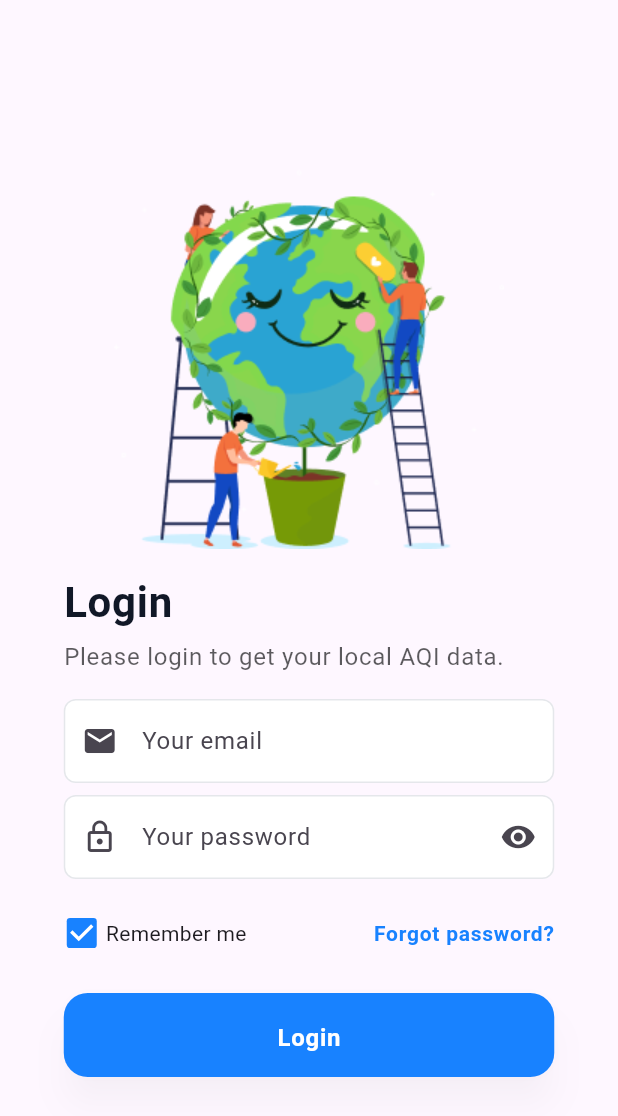
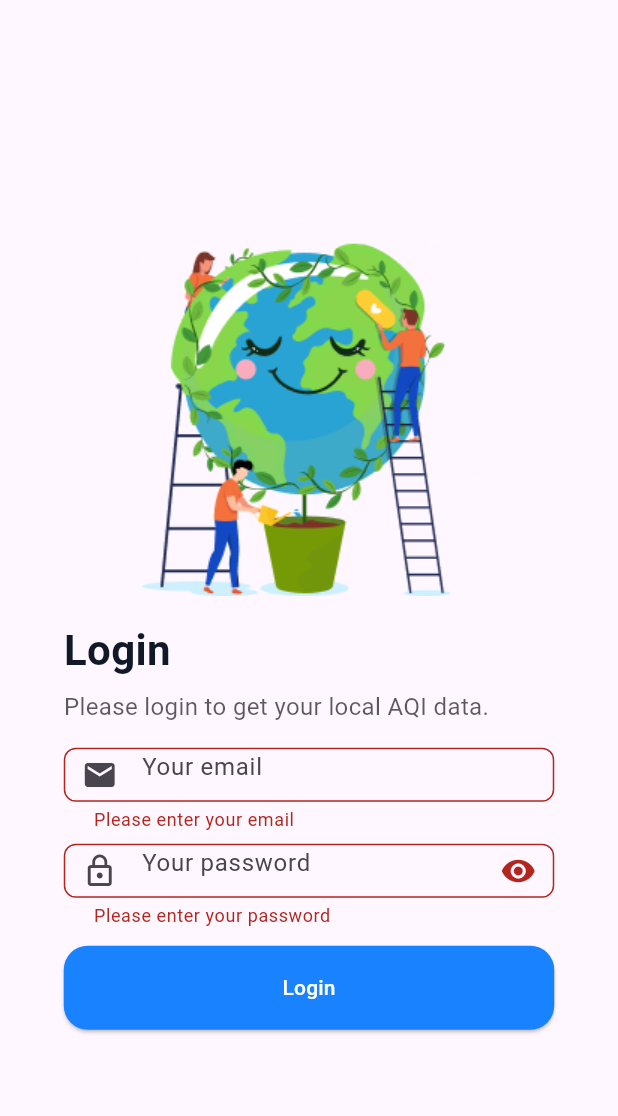
Before and after one commit to hviiet/flutter-training, a Flutter app: the OnboardingPage screen opened directly, after a tap on "Get Started", after a tap on "Login", on a phone screen of 412 x 824 dp. Shown: the top 1116 px of the screen. Run offline on Flutter 3.47's test engine with Material 3 defaults, Android fonts, the phone set to English and light mode, and no system bars; our stand-ins replace shared_preferences; accounts and stored records are empty; Roboto replaces fonts that are missing (ABeeZee, SF Pro Display).

Commit message:
feat: api environment and fetch api into login page

```diff
--- a/lib/components/current_state.dart
+++ b/lib/components/current_state.dart
@@ -174,6 +174,7 @@ class CurrentState extends StatelessWidget {
   }
 }
 
+//tách ra file mới
 class ForecastDay {
   final String day;
   final int aqi;
--- a/lib/main.dart
+++ b/lib/main.dart
@@ -1,6 +1,6 @@
 import 'package:flutter/material.dart';
+import 'package:flutter_training/views/onboarding_page.dart';
 import 'package:provider/provider.dart';
-import 'package:flutter_training/views/main_screen.dart';
 import 'package:flutter_training/provider/tab_provider.dart';
 import 'package:flutter_training/provider/blur_provider.dart';
 
@@ -20,7 +20,7 @@ class MyApp extends StatelessWidget {
       ],
       child: MaterialApp(
         debugShowCheckedModeBanner: false,
-        home: const MainScreen(),
+        home: const OnboardingPage(),
       ),
     );
   }
--- /dev/null
+++ b/lib/services/auth.dart
@@ -0,0 +1,86 @@
+import 'dart:convert';
+import 'package:http/http.dart' as http;
+import 'package:shared_preferences/shared_preferences.dart';
+
+class Auth {
+
+  String? validateEmail(String email) {
+    if (email.trim().isEmpty) {
+      return "Please enter your email";
+    }
+    final regex = RegExp(r'^[^@]+@[^@]+\.[^@]+');
+    if (!regex.hasMatch(email.trim())) {
+      return "Please enter a valid email";
+    }
+    return null;
+  }
+
+  String? validatePassword(String password) {
+    if (password.trim().isEmpty) {
+      return "Please enter your password";
+    }
+    if (password.length < 6) {
+      return "Password must be at least 6 characters";
+    }
+    return null;
+  }
+
+  Future<bool> login(String email, String password) async {
+    try {
+      final url = Uri.parse("https://api.escuelajs.co/api/v1/auth/login");
+      final res = await http.post(
+        url,
+        headers: {"Content-Type": "application/json"},
+        body: jsonEncode({"email": email, "password": password}),
+      );
+
+      if (res.statusCode == 200 || res.statusCode == 201) {
+        final data = jsonDecode(res.body);
+        final access = data["access_token"];
+        final refresh = data["refresh_token"];
+
+        if (access == null || refresh == null) return false;
+
+        final prefs = await SharedPreferences.getInstance();
+        await prefs.setString("access_token", access);
+        await prefs.setString("refresh_token", refresh);
+
+        return true;
+      }
+      return false;
+    } catch (e) {
+      // Handle any network or parsing errors
+      return false;
+    }
+  }
+
+  Future<bool> logout() async {
+    try {
+      final prefs = await SharedPreferences.getInstance();
+      await prefs.remove("access_token");
+      await prefs.remove("refresh_token");
+      return true;
+    } catch (_) {
+      return false;
+    }
+  }
+
+  Future<bool> isLoggedIn() async {
+    try {
+      final prefs = await SharedPreferences.getInstance();
+      final accessToken = prefs.getString("access_token");
+      return accessToken != null && accessToken.isNotEmpty;
+    } catch (_) {
+      return false;
+    }
+  }
+
+  Future<String?> getAccessToken() async {
+    try {
+      final prefs = await SharedPreferences.getInstance();
+      return prefs.getString("access_token");
+    } catch (_) {
+      return null;
+    }
+  }
+}
--- a/lib/views/homepage.dart
+++ b/lib/views/homepage.dart
@@ -1,7 +1,9 @@
 import 'package:flutter/material.dart';
 import 'package:flutter_training/components/current_state.dart';
-import 'package:flutter_training/components/location.dart';
+import 'package:flutter_training/components/location_slider.dart';
 import 'package:flutter_training/components/place_add.dart';
+import 'package:flutter_training/models/place_info.dart';
+import 'package:flutter_training/models/location.dart';
 
 class HomeScreen extends StatelessWidget {
   const HomeScreen({super.key});
--- a/lib/views/login_page.dart
+++ b/lib/views/login_page.dart
@@ -1,4 +1,5 @@
 import 'package:flutter/material.dart';
+import '../services/auth.dart';
 
 class Login extends StatefulWidget {
   const Login({super.key});
@@ -8,12 +9,77 @@ class Login extends StatefulWidget {
 }
 
 class _LoginState extends State<Login> {
+  final TextEditingController _emailController = TextEditingController();
+  final TextEditingController _passController = TextEditingController();
+  final Auth _auth = Auth();
+  bool _loading = false;
+  String? _error;
+  String? _emailError;
+  String? _passwordError;
+
   String image = 'assets/images/login/login.png';
 
   OutlineInputBorder _outline(Color color) => OutlineInputBorder(
-    borderRadius: BorderRadius.circular(8),
-    borderSide: BorderSide(color: color, width: 1),
-  );
+        borderRadius: BorderRadius.circular(8),
+        borderSide: BorderSide(color: color, width: 1),
+      );
+
+  Future<void> _login() async {
+    // Reset errors
+    setState(() {
+      _emailError = null;
+      _passwordError = null;
+      _error = null;
+    });
+
+    // Validate inputs
+    final emailError = _auth.validateEmail(_emailController.text);
+    final passwordError = _auth.validatePassword(_passController.text);
+
+    if (emailError != null || passwordError != null) {
+      setState(() {
+        _emailError = emailError;
+        _passwordError = passwordError;
+      });
+      return;
+    }
+
+    setState(() {
+      _loading = true;
+    });
+
+    try {
+      final success = await _auth.login(
+        _emailController.text.trim(),
+        _passController.text.trim(),
+      );
+
+      if (!mounted) return;
+
+      if (success) {
+        ScaffoldMessenger.of(context).showSnackBar(
+          const SnackBar(
+            content: Text("Login thành công!"),
+            backgroundColor: Colors.green,
+          ),
+        );
+        // TODO: Navigate to main screen
+        // Navigator.pushReplacementNamed(context, '/main');
+      } else {
+        setState(() {
+          _error = "Sai email hoặc mật khẩu";
+        });
+      }
+    } catch (e) {
+      setState(() {
+        _error = "Lỗi kết nối: $e";
+      });
+    } finally {
+      setState(() {
+        _loading = false;
+      });
+    }
+  }
 
   @override
   Widget build(BuildContext context) {
@@ -28,49 +94,42 @@ class _LoginState extends State<Login> {
             child: Column(
               crossAxisAlignment: CrossAxisAlignment.center,
               children: [
+                // Hình login
                 SizedBox(
                   height: 260,
                   width: 260,
                   child: Image.asset(image, fit: BoxFit.contain),
                 ),
-
                 const SizedBox(height: 16),
 
+                // Tiêu đề
                 SizedBox(
                   width: 327,
                   child: Column(
                     crossAxisAlignment: CrossAxisAlignment.start,
-                    children: [
+                    children: const [
                       Text(
                         'Login',
                         style: TextStyle(
-                          fontFamily: 'SF Pro Display',
                           fontWeight: FontWeight.w700,
                           fontSize: 28,
-                          height: 38 / 28,
-                          letterSpacing: 0.5,
                           color: Color(0xFF111827),
                         ),
                       ),
-                      const SizedBox(height: 6),
+                      SizedBox(height: 6),
                       Text(
                         'Please login to get your local AQI data.',
                         style: TextStyle(
-                          fontFamily: 'ABeeZee',
-                          fontWeight: FontWeight.w400,
                           fontSize: 16,
-                          height: 1.5,
-                          letterSpacing: 0.5,
                           color: Color(0xB81C1C1E),
                         ),
                       ),
                     ],
                   ),
                 ),
-
                 const SizedBox(height: 16),
 
-                // INPUTS
+                // Input
                 SizedBox(
                   width: 327,
                   child: Column(
@@ -78,15 +137,19 @@ class _LoginState extends State<Login> {
                       SizedBox(
                         height: 56,
                         child: TextField(
+                          controller: _emailController,
+                          keyboardType: TextInputType.emailAddress,
+                          textInputAction: TextInputAction.next,
+                          enabled: !_loading,
                           decoration: InputDecoration(
                             hintText: 'Your email',
-                            filled: true,
-                            fillColor: Colors.white,
                             prefixIcon: const Icon(Icons.email),
-                            contentPadding: const EdgeInsets.all(16),
-                            border: _outline(borderGrey),
-                            enabledBorder: _outline(borderGrey),
-                            focusedBorder: _outline(brandBlue),
+                            border: _outline(_emailError != null ? Colors.red : borderGrey),
+                            enabledBorder: _outline(_emailError != null ? Colors.red : borderGrey),
+                            focusedBorder: _outline(_emailError != null ? Colors.red : brandBlue),
+                            contentPadding: const EdgeInsets.symmetric(horizontal: 16, vertical: 16),
+                            errorText: _emailError,
+                            errorMaxLines: 2,
                           ),
                         ),
                       ),
@@ -94,77 +157,31 @@ class _LoginState extends State<Login> {
                       SizedBox(
                         height: 56,
                         child: TextField(
+                          controller: _passController,
                           obscureText: true,
+                          keyboardType: TextInputType.visiblePassword,
+                          textInputAction: TextInputAction.done,
+                          enabled: !_loading,
+                          onSubmitted: (_) => _login(),
                           decoration: InputDecoration(
                             hintText: 'Your password',
-                            filled: true,
-                            fillColor: Colors.white,
                             prefixIcon: const Icon(Icons.lock_outline),
                             suffixIcon: const Icon(Icons.visibility),
-                            contentPadding: const EdgeInsets.all(16),
-                            border: _outline(borderGrey),
-                            enabledBorder: _outline(borderGrey),
-                            focusedBorder: _outline(brandBlue),
+                            border: _outline(_passwordError != null ? Colors.red : borderGrey),
+                            enabledBorder: _outline(_passwordError != null ? Colors.red : borderGrey),
+                            focusedBorder: _outline(_passwordError != null ? Colors.red : brandBlue),
+                            contentPadding: const EdgeInsets.symmetric(horizontal: 16, vertical: 16),
+                            errorText: _passwordError,
+                            errorMaxLines: 2,
                           ),
                         ),
                       ),
                     ],
                   ),
                 ),
-
                 const SizedBox(height: 12),
 
-                SizedBox(
-                  width: 327,
-                  child: Row(
-                    mainAxisAlignment: MainAxisAlignment.spaceBetween,
-                    children: [
-                      Row(
-                        mainAxisSize: MainAxisSize.min,
-                        children: [
-                          Transform.scale(
-                            scale: 20 / 18,
-                            child: Checkbox(
-                              value: true,
-                              onChanged: (_) {},
-                              activeColor: brandBlue,
-                              materialTapTargetSize:
-                                  MaterialTapTargetSize.shrinkWrap,
-                              visualDensity: const VisualDensity(
-                                horizontal: -4,
-                                vertical: -4,
-                              ),
-                            ),
-                          ),
-                          const SizedBox(width: 4),
-                          const Text('Remember me'),
-                        ],
-                      ),
-
-                      TextButton(
-                        onPressed: () {},
-                        style: TextButton.styleFrom(
-                          foregroundColor: brandBlue,
-                          padding: EdgeInsets.zero,
-                        ),
-                        child: const Text(
-                          'Forgot password?',
-                          textAlign: TextAlign.right,
-                          style: TextStyle(
-                            fontFamily: 'SF Pro Display',
-                            fontWeight: FontWeight.w600,
-                            fontSize: 14,
-                            height: 22 / 14,
-                            letterSpacing: 0.5,
-                          ),
-                        ),
-                      ),
-                    ],
-                  ),
-                ),
-
-                const SizedBox(height: 16),
-
+                // Nút Login
                 SizedBox(
                   width: 327,
                   height: 56,
@@ -172,25 +189,21 @@ class _LoginState extends State<Login> {
                     style: ElevatedButton.styleFrom(
                       backgroundColor: brandBlue,
                       foregroundColor: Colors.white,
-                      elevation: 10,
-                      shadowColor: const Color(
-                        0xFF111827,
-                      ).withOpacity(0.1),
                       shape: RoundedRectangleBorder(
                         borderRadius: BorderRadius.circular(16),
                       ),
-                      textStyle: const TextStyle(
-                        fontFamily: 'SF Pro Display',
-                        fontWeight: FontWeight.w600,
-                        fontSize: 16,
-                        height: 1.5,
-                        letterSpacing: 0.5,
-                      ),
                     ),
-                    onPressed: () {},
-                    child: const Text('Login'),
+                    onPressed: _loading ? null : _login,
+                    child: _loading
+                        ? const CircularProgressIndicator(color: Colors.white)
+                        : const Text('Login'),
                   ),
                 ),
+
+                if (_error != null) ...[
+                  const SizedBox(height: 10),
+                  Text(_error!, style: const TextStyle(color: Colors.red)),
+                ],
               ],
             ),
           ),
--- a/pubspec.yaml
+++ b/pubspec.yaml
@@ -28,6 +28,8 @@ environment:
 # the latest version available on pub.dev. To see which dependencies have newer
 # versions available, run `flutter pub outdated`.
 dependencies:
+  http: ^1.2.1
+  shared_preferences: ^2.3.2
   flutter:
     sdk: flutter
 
```
Also changed, not shown: lib/components/location_slider.dart (renamed from lib/components/location.dart, +1 -20 lines), lib/components/place_add.dart (+1 -18 lines), lib/models/location.dart (added, +21 -0 lines), lib/models/place_info.dart (added, +19 -0 lines), pubspec.lock, 10 other files.
